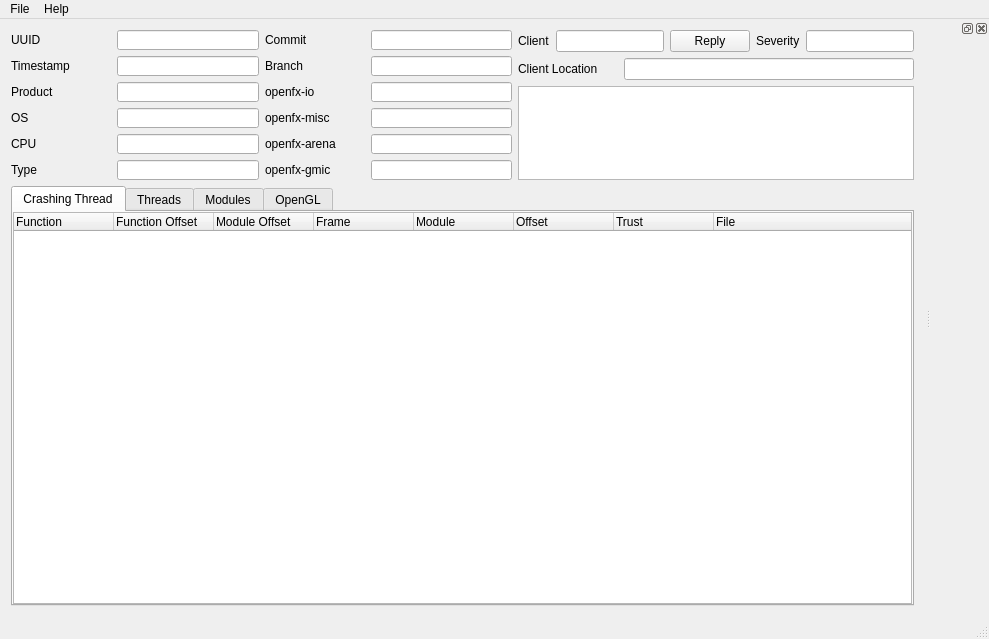
Old version of the form breakdown/breakdown.ui in the repository NatronGitHub/stackwalker.
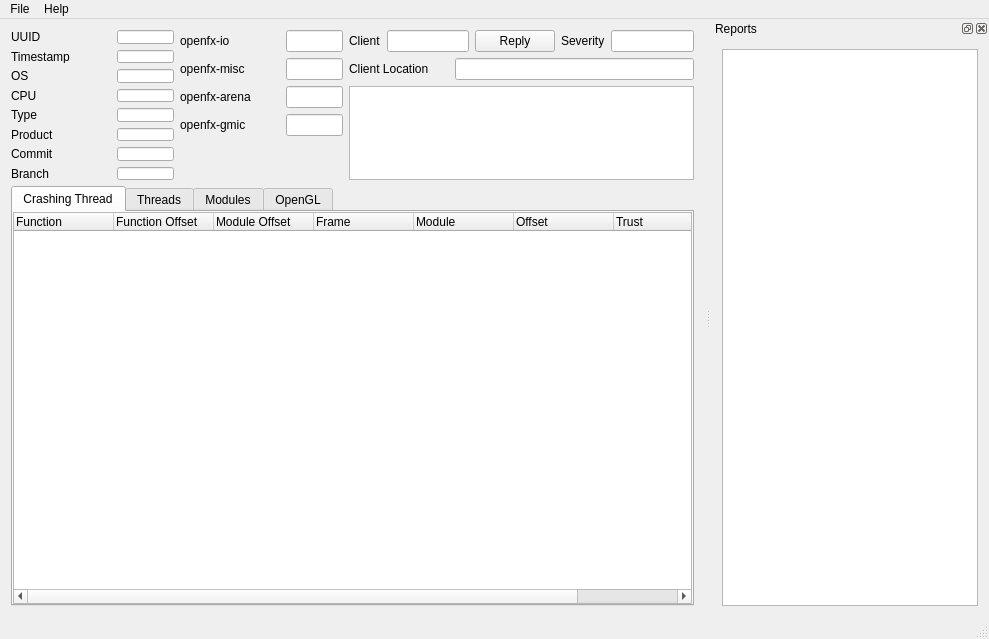
New version of the form.

The edit to the form file:
```diff
--- a/breakdown/breakdown.ui
+++ b/breakdown/breakdown.ui
@@ -98,26 +98,6 @@
              </item>
             </layout>
            </item>
-           <item>
-            <layout class="QHBoxLayout" name="horizontalLayout_13">
-             <item>
-              <widget class="QLabel" name="label_4">
-               <property name="minimumSize">
-                <size>
-                 <width>100</width>
-                 <height>0</height>
-                </size>
-               </property>
-               <property name="text">
-                <string>Product</string>
-               </property>
-              </widget>
-             </item>
-             <item>
-              <widget class="QLineEdit" name="reportProduct"/>
-             </item>
-            </layout>
-           </item>
            <item>
             <layout class="QHBoxLayout" name="horizontalLayout_4">
              <item>
@@ -179,22 +159,25 @@
             </layout>
            </item>
            <item>
-            <spacer name="verticalSpacer_2">
-             <property name="orientation">
-              <enum>Qt::Vertical</enum>
-             </property>
-             <property name="sizeHint" stdset="0">
-              <size>
-               <width>20</width>
-               <height>40</height>
-              </size>
-             </property>
-            </spacer>
+            <layout class="QHBoxLayout" name="horizontalLayout_13">
+             <item>
+              <widget class="QLabel" name="label_4">
+               <property name="minimumSize">
+                <size>
+                 <width>100</width>
+                 <height>0</height>
+                </size>
+               </property>
+               <property name="text">
+                <string>Product</string>
+               </property>
+              </widget>
+             </item>
+             <item>
+              <widget class="QLineEdit" name="reportProduct"/>
+             </item>
+            </layout>
            </item>
-          </layout>
-         </item>
-         <item>
-          <layout class="QVBoxLayout" name="verticalLayout_4">
            <item>
             <layout class="QHBoxLayout" name="horizontalLayout_8">
              <item>
@@ -236,6 +219,23 @@
             </layout>
            </item>
            <item>
+            <spacer name="verticalSpacer_2">
+             <property name="orientation">
+              <enum>Qt::Vertical</enum>
+             </property>
+             <property name="sizeHint" stdset="0">
+              <size>
+               <width>20</width>
+               <height>40</height>
+              </size>
+             </property>
+            </spacer>
+           </item>
+          </layout>
+         </item>
+         <item>
+          <layout class="QVBoxLayout" name="verticalLayout_4">
+           <item>
             <layout class="QHBoxLayout" name="horizontalLayout_26">
              <item>
               <widget class="QLabel" name="ioLabel">
@@ -846,11 +846,34 @@
    <addaction name="menuHelp"/>
   </widget>
   <widget class="QStatusBar" name="statusBar"/>
-  <widget class="QDockWidget" name="dockWidget">
+  <widget class="QDockWidget" name="reportsDock">
+   <property name="windowTitle">
+    <string>Reports</string>
+   </property>
    <attribute name="dockWidgetArea">
     <number>2</number>
    </attribute>
-   <widget class="QWidget" name="dockWidgetContents"/>
+   <widget class="QWidget" name="dockWidgetContents">
+    <layout class="QVBoxLayout" name="verticalLayout">
+     <item>
+      <widget class="QTreeWidget" name="reportsTree">
+       <attribute name="headerVisible">
+        <bool>false</bool>
+       </attribute>
+       <column>
+        <property name="text">
+         <string>UUID</string>
+        </property>
+       </column>
+       <column>
+        <property name="text">
+         <string>Timestamp</string>
+        </property>
+       </column>
+      </widget>
+     </item>
+    </layout>
+   </widget>
   </widget>
   <action name="actionQuit">
    <property name="text">
```
Left out of the diff: 7 changed lines with no effect on the pictures.
